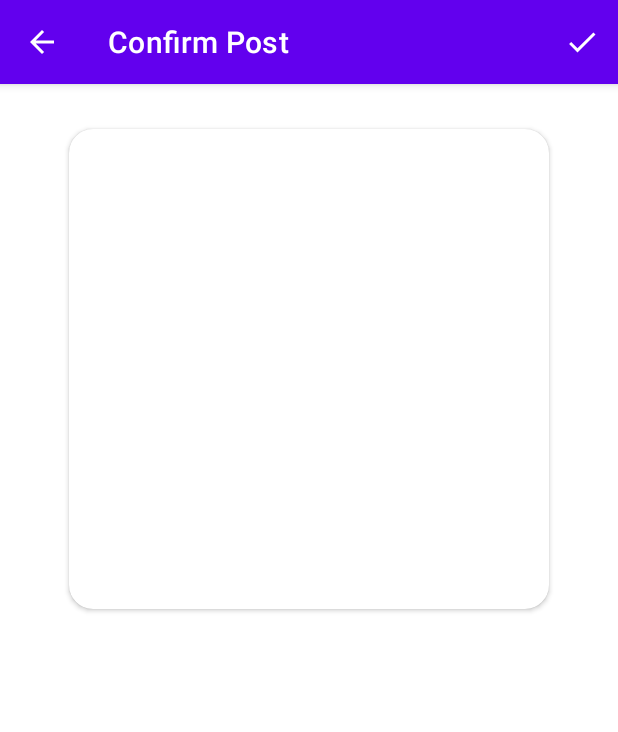
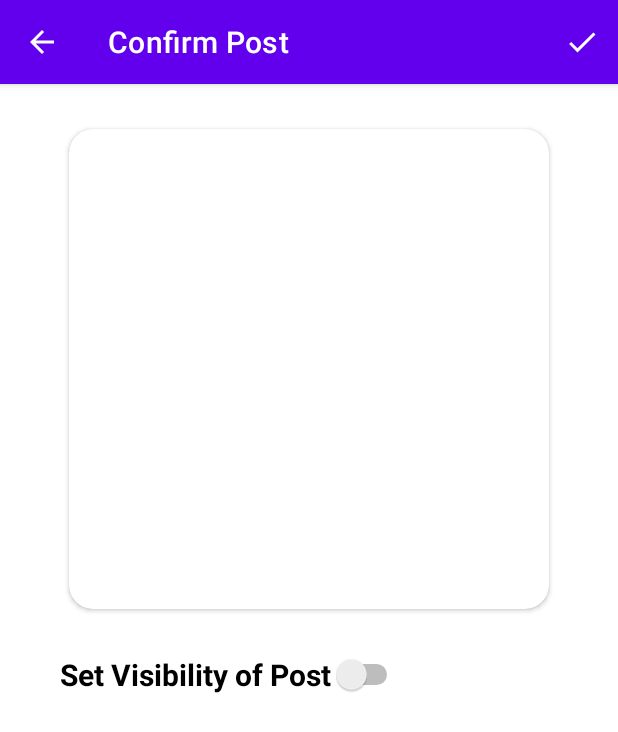
Before and after one commit to wutonytt/TravelTales, an Android app: the ConfirmPost screen opened directly, with no data from a screen before it, on a phone screen of 412 x 824 dp. Shown: the top 732 px of the screen. Run offline under Robolectric (Android 15) with nearby library versions, the phone set to English and light mode, and no system bars; 1 statement that could not run was skipped.

Commit message:
Added a toggle switch to choose visibility of post

```diff
--- a/app/src/main/java/edu/illinois/cs465/traveltales/ui/add/ConfirmPost.java
+++ b/app/src/main/java/edu/illinois/cs465/traveltales/ui/add/ConfirmPost.java
@@ -6,7 +6,9 @@ import android.os.Bundle;
 import android.util.Log;
 import android.view.Menu;
 import android.view.MenuItem;
+import android.widget.CompoundButton;
 import android.widget.ImageView;
+import android.widget.Switch;
 import android.widget.TextView;
 import android.widget.Toast;
 
@@ -26,8 +28,7 @@ public class ConfirmPost extends AppCompatActivity {
     String title;
     String location;
     String description;
-    int visibility;
-
+    int visibility = 1; // default
 
     @Override
     protected void onCreate(@Nullable Bundle savedInstanceState) {
@@ -40,7 +41,6 @@ public class ConfirmPost extends AppCompatActivity {
         title = getIntent().getStringExtra("title");
         location = getIntent().getStringExtra("location");
         description = getIntent().getStringExtra("description");
-        visibility = getIntent().getIntExtra("visibility", 0);
 
         ImageView imageView = findViewById(R.id.confirm_cover_image);
         imageView.setImageURI(images.get(coverPhotoId));
@@ -58,11 +58,21 @@ public class ConfirmPost extends AppCompatActivity {
             intent.putExtra("selected_images", images);
             Log.v("tony", "Sending the cover photo id =" + coverPhotoId);
             intent.putExtra("cover_photo_id", coverPhotoId);
+            startActivity(intent);
+        });
 
-            if (visibility == 0) {
-                intent.putExtra("visibility", 0);
+        Switch toggleSwitch = findViewById(R.id.toggleSwitch);
+
+        toggleSwitch.setOnCheckedChangeListener(new CompoundButton.OnCheckedChangeListener() {
+            @Override
+            public void onCheckedChanged(CompoundButton buttonView, boolean isChecked) {
+                // Handle toggle switch state change
+                if (isChecked) {
+                    visibility = 0; // public
+                } else {
+                    visibility = 1; // private
+                }
             }
-            startActivity(intent);
         });
 
     }
@@ -83,6 +93,8 @@ public class ConfirmPost extends AppCompatActivity {
     public boolean onOptionsItemSelected(MenuItem item) {
 
         if (item.getItemId() == R.id.action_next) {
+
+            System.out.println("VISIBILITY: " + visibility);
 
             Toast.makeText(this, "Uploading new post...", Toast.LENGTH_SHORT).show();
             // TODO: store input value and return to the previous page with updated identifier
@@ -106,6 +118,7 @@ public class ConfirmPost extends AppCompatActivity {
             intent.putExtra("description", description);
 
 
+
             startActivity(intent);
         }
         return super.onOptionsItemSelected(item);
--- a/app/src/main/java/edu/illinois/cs465/traveltales/ui/profile/ProfileFragment.java
+++ b/app/src/main/java/edu/illinois/cs465/traveltales/ui/profile/ProfileFragment.java
@@ -47,10 +47,10 @@ public class ProfileFragment extends Fragment {
 
         // EDIT
 
+
+
         // if use selected to have public journal
         if (visibility == 0){
-
-
             ImageView eye_icon = root.findViewById(R.id.visibility4);
             int visible_icon = R.drawable.visible;
             eye_icon.setImageResource(visible_icon);
--- a/app/src/main/res/layout/confirm_post.xml
+++ b/app/src/main/res/layout/confirm_post.xml
@@ -37,6 +37,16 @@
             android:orientation="vertical"
             android:paddingHorizontal="40dp"
             android:paddingBottom="30dp">
+
+            <Switch
+                android:id="@+id/toggleSwitch"
+                android:layout_width="wrap_content"
+                android:layout_height="wrap_content"
+                android:layout_centerInParent="true"
+                android:text="Set Visibility of Post"
+                android:textSize= "20sp"
+                android:textStyle="bold"/>
+
             <TextView
                 android:id="@+id/confirm_title"
                 android:layout_width="match_parent"
```
Also changed, not shown: app/src/main/java/edu/illinois/cs465/traveltales/ui/add/AddFragment.java (+0 -41 lines), app/src/main/res/layout/fragment_add.xml (+0 -29 lines).
